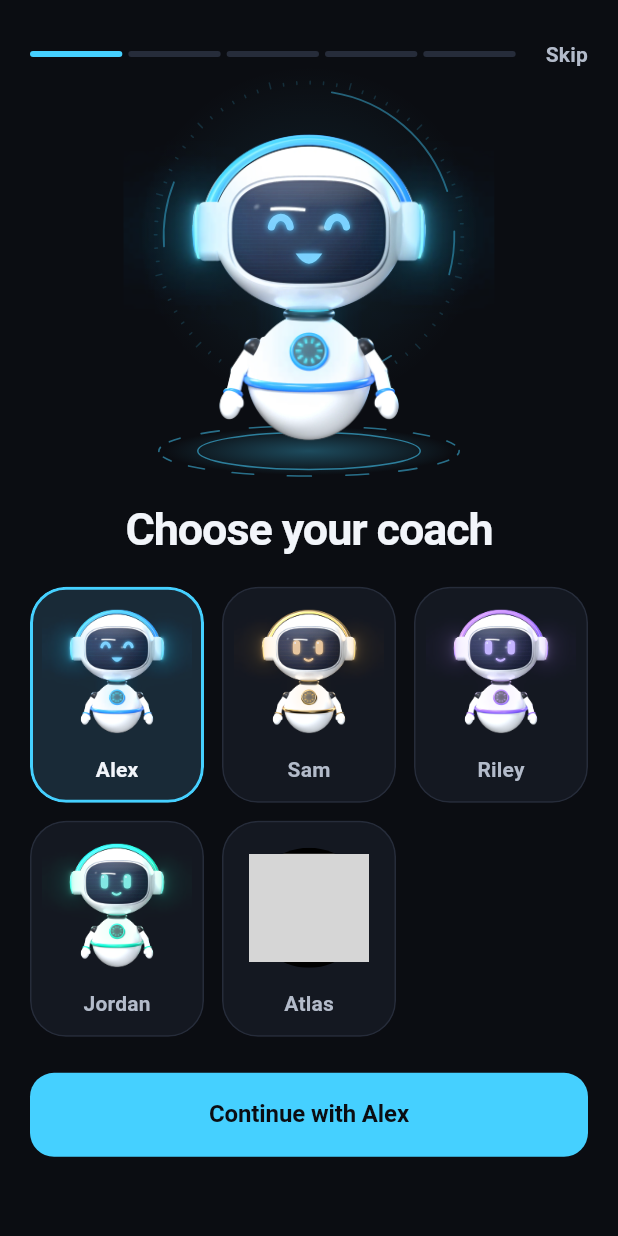
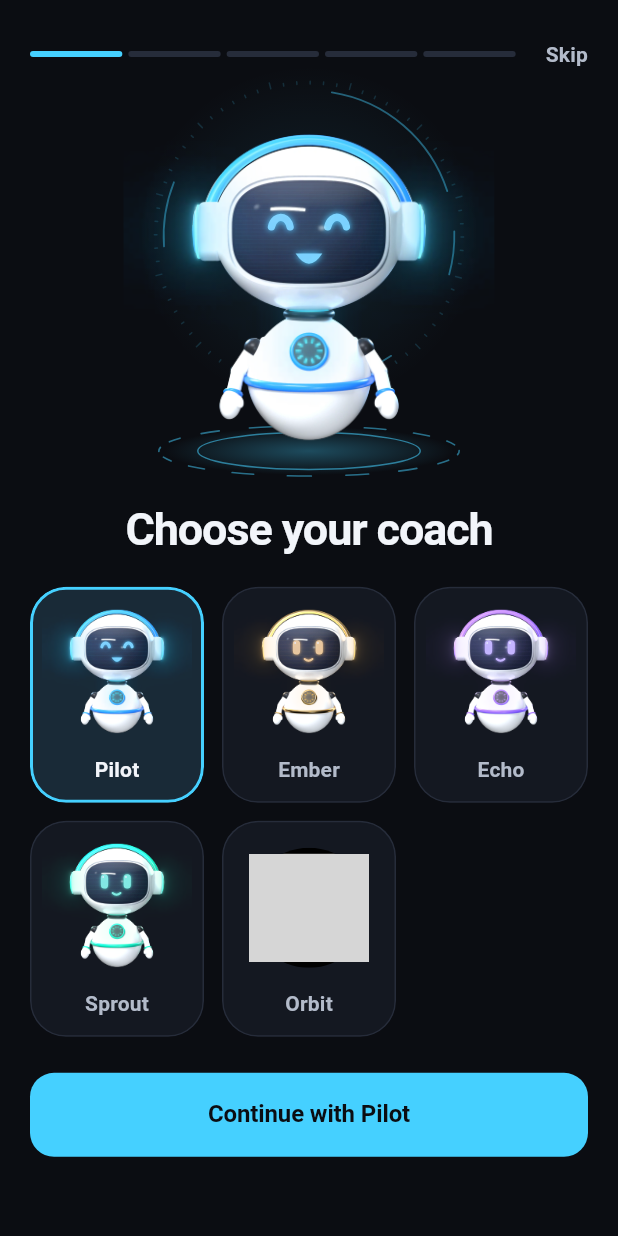
Before and after one commit to colddday79/PrepSuite, a Flutter app: the screen it shows after launch, on a phone screen of 412 x 824 dp. Run offline on Flutter 3.47's test engine with Material 3 defaults, Android fonts, the phone set to English and light mode, and no system bars; drawn by our look-alikes of video_player; our stand-ins replace audioplayers, path_drawing, permission_handler, shared_preferences; missing offline and left inert: record, sherpa_onnx; Roboto replaces fonts that are missing (MonaSans); grey boxes are pictures that could not be loaded.

Commit message:
Name the coaches Pilot, Ember, Echo, Sprout and Orbit instead of human names
Co-Authored-By: Claude Sonnet 5.5 <noreply@anthropic.com>

```diff
--- a/lib/app/assistant.dart
+++ b/lib/app/assistant.dart
@@ -12,7 +12,7 @@ class AssistantLook {
 
   final AssistantKind kind;
 
-  /// What the assistant is called in the app ("Alex").
+  /// What the assistant is called in the app ("Pilot").
   final String name;
 
   /// The colour, said plainly for the picker and screen readers ("Blue").
@@ -27,11 +27,11 @@ class AssistantLook {
   String get glassAsset => 'assets/assistant/${kind.name}_glass.webp';
   String get glowAsset => 'assets/assistant/${kind.name}_glow.webp';
 
-  static const nova = AssistantLook._(AssistantKind.nova, 'Alex', 'Blue', Color(0xFF45D0FF));
-  static const sol = AssistantLook._(AssistantKind.sol, 'Sam', 'Gold', Color(0xFFFFBB59));
-  static const iris = AssistantLook._(AssistantKind.iris, 'Riley', 'Violet', Color(0xFFC09CFF));
-  static const mint = AssistantLook._(AssistantKind.mint, 'Jordan', 'Mint', Color(0xFF4DF7CF));
-  static const orb = AssistantLook._(AssistantKind.orb, 'Atlas', 'Gold hologram', Color(0xFFE6B35E));
+  static const nova = AssistantLook._(AssistantKind.nova, 'Pilot', 'Blue', Color(0xFF45D0FF));
+  static const sol = AssistantLook._(AssistantKind.sol, 'Ember', 'Gold', Color(0xFFFFBB59));
+  static const iris = AssistantLook._(AssistantKind.iris, 'Echo', 'Violet', Color(0xFFC09CFF));
+  static const mint = AssistantLook._(AssistantKind.mint, 'Sprout', 'Mint', Color(0xFF4DF7CF));
+  static const orb = AssistantLook._(AssistantKind.orb, 'Orbit', 'Gold hologram', Color(0xFFE6B35E));
 
   static const all = [nova, sol, iris, mint, orb];
 
```
Also changed, not shown: 2 other files.
